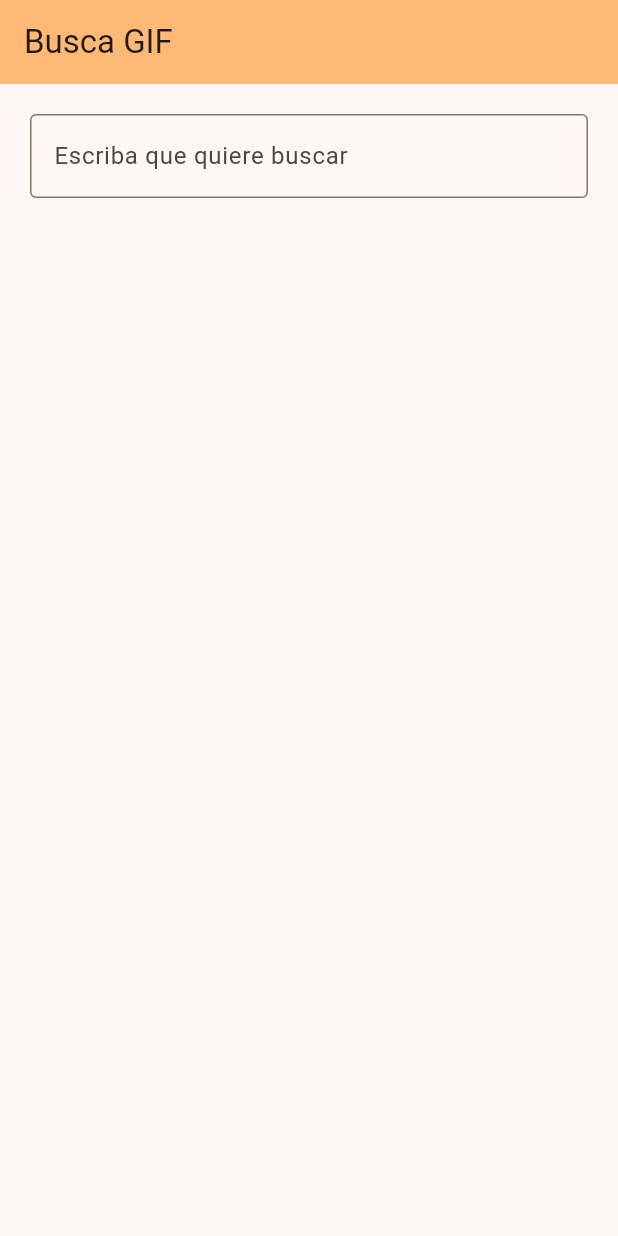
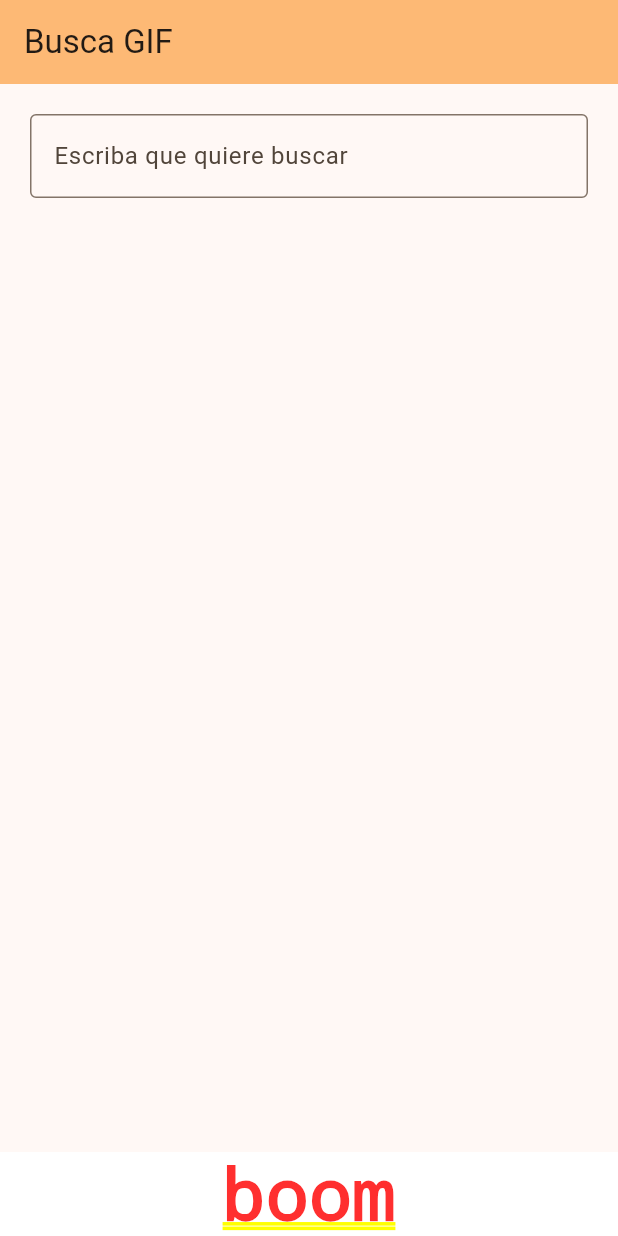
Before and after one commit to NicolasGarcesAbarca/gmono, a Flutter app: the screen it shows after launch, on a phone screen of 412 x 824 dp. Run offline on Flutter 3.47's test engine with Material 2 defaults, Android fonts, the phone set to English and light mode, and no system bars; our stand-ins replace flutter_dotenv, flutter_riverpod.

Commit message:
add river pod + state for input text

```diff
--- a/lib/Home/widgets/search_bar.dart
+++ b/lib/Home/widgets/search_bar.dart
@@ -1,16 +1,21 @@
 import 'package:flutter/material.dart';
+import 'package:flutter_riverpod/flutter_riverpod.dart';
+import 'package:gmono/main.dart';
 
-class HeaderSearch extends StatelessWidget {
+class HeaderSearch extends ConsumerWidget {
   const HeaderSearch({Key? key}) : super(key: key);
 
   @override
-  Widget build(BuildContext context) {
-    return const Row(
+  Widget build(BuildContext context, WidgetRef ref) {
+    return Row(
       children: [
         Expanded(
             child: SizedBox(
           child: TextField(
-            decoration: InputDecoration(
+            onChanged: (newValue) {
+              ref.read(inputTextProvider.notifier).setInput(newValue);
+            },
+            decoration: const InputDecoration(
               border: OutlineInputBorder(),
               hintText: 'Escriba que quiere buscar',
             ),
--- a/lib/main.dart
+++ b/lib/main.dart
@@ -1,25 +1,38 @@
 import 'package:flutter/material.dart';
+import 'package:gmono/Home/models/input_text.dart';
 import 'package:gmono/Home/screens/home.dart';
 import 'package:flutter_dotenv/flutter_dotenv.dart';
+import 'package:flutter_riverpod/flutter_riverpod.dart';
 
 Future main() async {
   await dotenv.load(fileName: ".env");
-  runApp(const App());
+  runApp(const ProviderScope(child: App()));
 }
 
-class App extends StatelessWidget {
+final inputTextProvider =
+    StateNotifierProvider<InputTextNotifier, String>((ref) {
+  return InputTextNotifier(input: "boom");
+});
+
+class App extends ConsumerWidget {
   const App({super.key});
 
   // This widget is the root of your application.
   @override
-  Widget build(BuildContext context) {
+  Widget build(BuildContext context, WidgetRef ref) {
+    final String value = ref.watch(inputTextProvider);
     return MaterialApp(
       title: 'Flutter Demo',
       theme: ThemeData(
         colorScheme: ColorScheme.fromSeed(seedColor: Colors.orange),
         useMaterial3: true,
       ),
-      home: const Home(title: 'Busca GIF'),
+      home: Column(
+        children: [
+          const Expanded(child: Home(title: 'Busca GIF')),
+          Text(value)
+        ],
+      ),
     );
   }
 }
--- a/pubspec.yaml
+++ b/pubspec.yaml
@@ -36,6 +36,7 @@ dependencies:
   # Use with the CupertinoIcons class for iOS style icons.
   cupertino_icons: ^1.0.2
   flutter_dotenv: ^5.1.0
+  flutter_riverpod: ^2.3.6
 
 dev_dependencies:
   flutter_test:
```
Also changed, not shown: lib/Home/models/input_text.dart (added, +21 -0 lines), pubspec.lock.
